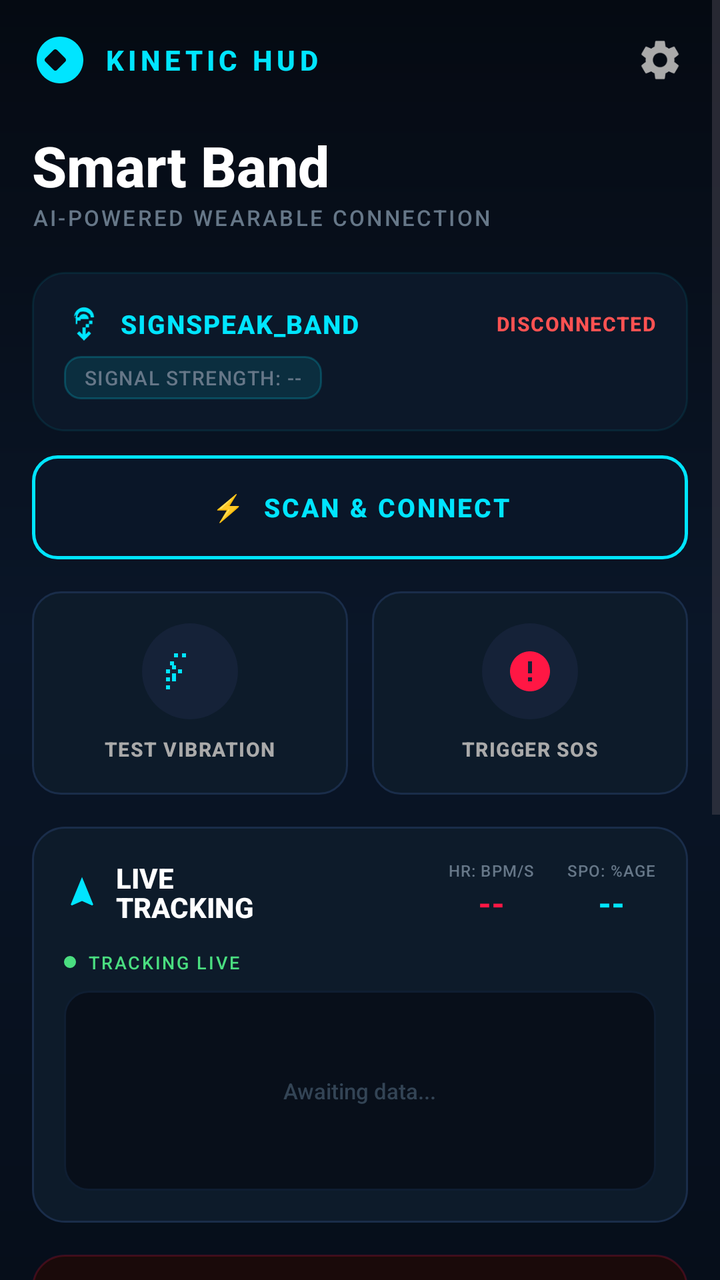
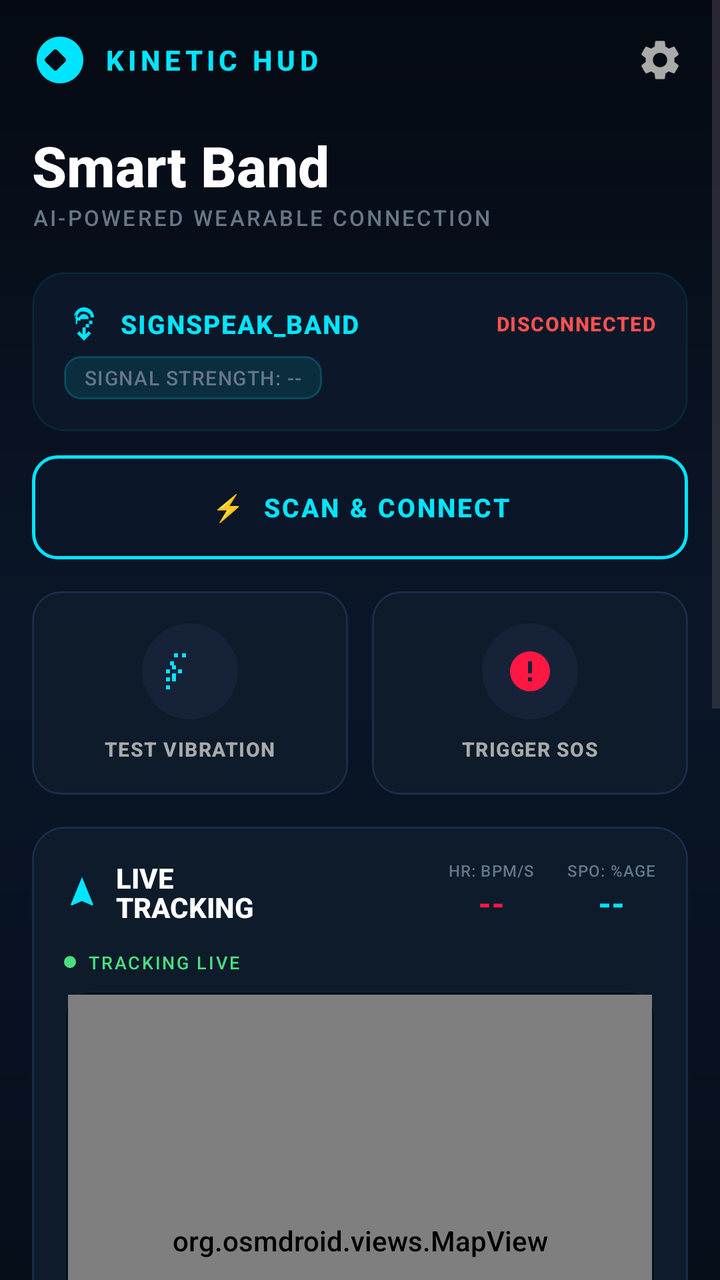

The first picture is an Android layout as it rendered before a commit; the second is the same layout after the commit. The layout source and the unified diff follow.
<!-- AndroidManifest.xml: application theme Theme.SignSpeak -->
<!-- res/layout/activity_device.xml -->
<?xml version="1.0" encoding="utf-8"?>
<ScrollView xmlns:android="http://schemas.android.com/apk/res/android"
    android:background="@drawable/bg_device_root"
    android:layout_width="match_parent"
    android:layout_height="match_parent"
    android:fillViewport="true">

    <LinearLayout
        android:orientation="vertical"
        android:padding="16dp"
        android:layout_width="match_parent"
        android:layout_height="wrap_content">

        
        <RelativeLayout
            android:layout_width="match_parent"
            android:layout_height="wrap_content"
            android:layout_marginBottom="20dp">

            <LinearLayout
                android:layout_width="wrap_content"
                android:layout_height="wrap_content"
                android:orientation="horizontal"
                android:gravity="center_vertical"
                android:layout_centerVertical="true">

                <ImageView
                    android:layout_width="28dp"
                    android:layout_height="28dp"
                    android:src="@drawable/ic_kinetic_logo"
                    android:layout_marginEnd="8dp"/>

                <TextView
                    android:text="KINETIC HUD"
                    android:textSize="14sp"
                    android:textStyle="bold"
                    android:textColor="#00E5FF"
                    android:letterSpacing="0.15"
                    android:layout_width="wrap_content"
                    android:layout_height="wrap_content"/>
            </LinearLayout>

            <ImageView
                android:layout_width="28dp"
                android:layout_height="28dp"
                android:src="@drawable/ic_settings_gear"
                android:layout_alignParentEnd="true"
                android:layout_centerVertical="true"
                android:padding="2dp"/>
        </RelativeLayout>

        
        <TextView
            android:text="Smart Band"
            android:textSize="28sp"
            android:textStyle="bold"
            android:textColor="#FFFFFF"
            android:layout_width="wrap_content"
            android:layout_height="wrap_content"/>

        <TextView
            android:text="AI-POWERED WEARABLE CONNECTION"
            android:textSize="11sp"
            android:textColor="#667788"
            android:letterSpacing="0.1"
            android:layout_marginBottom="20dp"
            android:layout_width="wrap_content"
            android:layout_height="wrap_content"/>

        
        <LinearLayout
            android:background="@drawable/bg_device_connection_card"
            android:padding="16dp"
            android:layout_marginBottom="12dp"
            android:orientation="vertical"
            android:layout_width="match_parent"
            android:layout_height="wrap_content">

            
            <LinearLayout
                android:layout_width="match_parent"
                android:layout_height="wrap_content"
                android:orientation="horizontal"
                android:gravity="center_vertical"
                android:layout_marginBottom="6dp">

                <ImageView
                    android:layout_width="20dp"
                    android:layout_height="20dp"
                    android:src="@drawable/ic_bluetooth_connected"
                    android:layout_marginEnd="8dp"/>

                <TextView
                    android:id="@+id/deviceNameText"
                    android:text="SIGNSPEAK_BAND"
                    android:textSize="13sp"
                    android:textStyle="bold"
                    android:textColor="#00E5FF"
                    android:letterSpacing="0.05"
                    android:layout_width="0dp"
                    android:layout_height="wrap_content"
                    android:layout_weight="1"/>

                <TextView
                    android:id="@+id/statusText"
                    android:text="DISCONNECTED"
                    android:textSize="10sp"
                    android:textStyle="bold"
                    android:textColor="#FF5252"
                    android:letterSpacing="0.05"
                    android:layout_width="wrap_content"
                    android:layout_height="wrap_content"/>
            </LinearLayout>

            
            <TextView
                android:id="@+id/signalStrengthText"
                android:text="SIGNAL STRENGTH: --"
                android:textSize="10sp"
                android:textColor="#667788"
                android:letterSpacing="0.05"
                android:background="@drawable/bg_device_signal_badge"
                android:paddingStart="10dp"
                android:paddingEnd="10dp"
                android:paddingTop="4dp"
                android:paddingBottom="4dp"
                android:layout_width="wrap_content"
                android:layout_height="wrap_content"/>
        </LinearLayout>

        
        <androidx.appcompat.widget.AppCompatButton
            android:id="@+id/btnConnect"
            android:text="⚡  SCAN &amp; CONNECT"
            android:textColor="#00E5FF"
            android:textSize="13sp"
            android:textStyle="bold"
            android:letterSpacing="0.08"
            android:background="@drawable/bg_device_scan_btn"
            android:layout_width="match_parent"
            android:layout_height="52dp"
            android:layout_marginBottom="16dp"
            android:stateListAnimator="@null"/>

        
        <LinearLayout
            android:layout_width="match_parent"
            android:layout_height="wrap_content"
            android:orientation="horizontal"
            android:layout_marginBottom="16dp"
            android:weightSum="2">

            
            <LinearLayout
                android:id="@+id/btnVibrate"
                android:background="@drawable/bg_device_action_btn"
                android:orientation="vertical"
                android:gravity="center"
                android:padding="16dp"
                android:layout_width="0dp"
                android:layout_height="wrap_content"
                android:layout_weight="1"
                android:layout_marginEnd="6dp"
                android:clickable="true"
                android:focusable="true">

                <FrameLayout
                    android:layout_width="48dp"
                    android:layout_height="48dp"
                    android:background="@drawable/bg_device_action_circle"
                    android:layout_marginBottom="8dp">
                    <ImageView
                        android:layout_width="24dp"
                        android:layout_height="24dp"
                        android:src="@drawable/ic_vibration"
                        android:layout_gravity="center"/>
                </FrameLayout>

                <TextView
                    android:text="TEST VIBRATION"
                    android:textSize="10sp"
                    android:textStyle="bold"
                    android:textColor="#AAAAAA"
                    android:letterSpacing="0.05"
                    android:layout_width="wrap_content"
                    android:layout_height="wrap_content"/>
            </LinearLayout>

            
            <LinearLayout
                android:id="@+id/btnSOS"
                android:background="@drawable/bg_device_action_btn"
                android:orientation="vertical"
                android:gravity="center"
                android:padding="16dp"
                android:layout_width="0dp"
                android:layout_height="wrap_content"
                android:layout_weight="1"
                android:layout_marginStart="6dp"
                android:clickable="true"
                android:focusable="true">

                <FrameLayout
                    android:layout_width="48dp"
                    android:layout_height="48dp"
                    android:background="@drawable/bg_device_action_circle"
                    android:layout_marginBottom="8dp">
                    <ImageView
                        android:layout_width="24dp"
                        android:layout_height="24dp"
                        android:src="@drawable/ic_sos"
                        android:layout_gravity="center"/>
                </FrameLayout>

                <TextView
                    android:text="TRIGGER SOS"
                    android:textSize="10sp"
                    android:textStyle="bold"
                    android:textColor="#AAAAAA"
                    android:letterSpacing="0.05"
                    android:layout_width="wrap_content"
                    android:layout_height="wrap_content"/>
            </LinearLayout>
        </LinearLayout>

        
        <LinearLayout
            android:background="@drawable/bg_device_card"
            android:padding="16dp"
            android:layout_marginBottom="16dp"
            android:orientation="vertical"
            android:layout_width="match_parent"
            android:layout_height="wrap_content">

            
            <LinearLayout
                android:layout_width="match_parent"
                android:layout_height="wrap_content"
                android:orientation="horizontal"
                android:gravity="center_vertical"
                android:layout_marginBottom="12dp">

                <ImageView
                    android:layout_width="18dp"
                    android:layout_height="18dp"
                    android:src="@drawable/ic_navigation"
                    android:layout_marginEnd="8dp"/>

                <TextView
                    android:text="LIVE\nTRACKING"
                    android:textSize="14sp"
                    android:textStyle="bold"
                    android:textColor="#FFFFFF"
                    android:lineSpacingExtra="-2sp"
                    android:layout_width="0dp"
                    android:layout_height="wrap_content"
                    android:layout_weight="1"/>

                
                <LinearLayout
                    android:layout_width="wrap_content"
                    android:layout_height="wrap_content"
                    android:orientation="vertical"
                    android:gravity="center"
                    android:layout_marginEnd="16dp">

                    <TextView
                        android:text="HR: BPM/S"
                        android:textSize="8sp"
                        android:textColor="#667788"
                        android:letterSpacing="0.05"
                        android:layout_width="wrap_content"
                        android:layout_height="wrap_content"/>

                    <TextView
                        android:id="@+id/latText"
                        android:text="--"
                        android:textSize="16sp"
                        android:textStyle="bold"
                        android:textColor="#FF1744"
                        android:layout_width="wrap_content"
                        android:layout_height="wrap_content"/>
                </LinearLayout>

                
                <LinearLayout
                    android:layout_width="wrap_content"
                    android:layout_height="wrap_content"
                    android:orientation="vertical"
                    android:gravity="center">

                    <TextView
                        android:text="SPO: %AGE"
                        android:textSize="8sp"
                        android:textColor="#667788"
                        android:letterSpacing="0.05"
                        android:layout_width="wrap_content"
                        android:layout_height="wrap_content"/>

                    <TextView
                        android:id="@+id/lonText"
                        android:text="--"
                        android:textSize="16sp"
                        android:textStyle="bold"
                        android:textColor="#00E5FF"
                        android:layout_width="wrap_content"
                        android:layout_height="wrap_content"/>
                </LinearLayout>
            </LinearLayout>

            
            <LinearLayout
                android:layout_width="wrap_content"
                android:layout_height="wrap_content"
                android:orientation="horizontal"
                android:gravity="center_vertical"
                android:layout_marginBottom="8dp">

                <View
                    android:layout_width="6dp"
                    android:layout_height="6dp"
                    android:background="@drawable/bg_device_live_dot"
                    android:layout_marginEnd="6dp"/>

                <TextView
                    android:text="TRACKING LIVE"
                    android:textSize="9sp"
                    android:textColor="#4ADE80"
                    android:letterSpacing="0.1"
                    android:layout_width="wrap_content"
                    android:layout_height="wrap_content"/>
            </LinearLayout>

            
            <FrameLayout
                android:background="@drawable/bg_device_graph_area"
                android:layout_width="match_parent"
                android:layout_height="100dp">

                <TextView
                    android:id="@+id/lastMessageText"
                    android:text="Awaiting data..."
                    android:textSize="11sp"
                    android:textColor="#334455"
                    android:layout_gravity="center"
                    android:layout_width="wrap_content"
                    android:layout_height="wrap_content"/>
            </FrameLayout>
        </LinearLayout>

        
        <LinearLayout
            android:background="@drawable/bg_device_sos_card"
            android:padding="20dp"
            android:layout_marginBottom="16dp"
            android:orientation="vertical"
            android:gravity="center"
            android:layout_width="match_parent"
            android:layout_height="wrap_content">

            <FrameLayout
                android:layout_width="64dp"
                android:layout_height="64dp"
                android:background="@drawable/bg_device_sos_circle"
                android:layout_marginBottom="12dp">
                <ImageView
                    android:layout_width="28dp"
                    android:layout_height="28dp"
                    android:src="@drawable/ic_sos"
                    android:layout_gravity="center"/>
            </FrameLayout>

            <TextView
                android:text="SEND SOS ALERT"
                android:textSize="14sp"
                android:textStyle="bold"
                android:textColor="#FF1744"
                android:letterSpacing="0.08"
                android:layout_marginBottom="4dp"
                android:layout_width="wrap_content"
                android:layout_height="wrap_content"/>

            <TextView
                android:text="NOTIFIES EMERGENCY CONTACTS &amp;\nLOCAL AUTHORITIES"
                android:textSize="10sp"
                android:textColor="#667788"
                android:letterSpacing="0.05"
                android:gravity="center"
                android:lineSpacingExtra="2sp"
                android:layout_width="wrap_content"
                android:layout_height="wrap_content"/>
        </LinearLayout>

        
        <TextView
            android:text="DEVICE METRICS"
            android:textSize="11sp"
            android:textStyle="bold"
            android:textColor="#667788"
            android:letterSpacing="0.12"
            android:layout_marginBottom="12dp"
            android:layout_width="wrap_content"
            android:layout_height="wrap_content"/>

        
        <LinearLayout
            android:layout_width="match_parent"
            android:layout_height="wrap_content"
            android:orientation="horizontal"
            android:layout_marginBottom="8dp"
            android:weightSum="2">

            
            <LinearLayout
                android:background="@drawable/bg_device_metric_card"
                android:orientation="horizontal"
                android:gravity="center_vertical"
                android:padding="14dp"
                android:layout_width="0dp"
                android:layout_height="wrap_content"
                android:layout_weight="1"
                android:layout_marginEnd="4dp">

                <ImageView
                    android:layout_width="20dp"
                    android:layout_height="20dp"
                    android:src="@drawable/ic_battery"
                    android:layout_marginEnd="10dp"/>

                <LinearLayout
                    android:orientation="vertical"
                    android:layout_width="wrap_content"
                    android:layout_height="wrap_content">

                    <TextView
                        android:text="POWER CELL"
                        android:textSize="8sp"
                        android:textColor="#667788"
                        android:letterSpacing="0.08"
                        android:layout_width="wrap_content"
                        android:layout_height="wrap_content"/>

                    <LinearLayout
                        android:orientation="horizontal"
                        android:gravity="center_vertical"
                        android:layout_width="wrap_content"
                        android:layout_height="wrap_content">

                        <TextView
                            android:text="Battery:"
                            android:textSize="11sp"
                            android:textColor="#AAAAAA"
                            android:layout_marginEnd="4dp"
                            android:layout_width="wrap_content"
                            android:layout_height="wrap_content"/>

                        <TextView
                            android:id="@+id/batteryText"
                            android:text="88%"
                            android:textSize="16sp"
                            android:textStyle="bold"
                            android:textColor="#4ADE80"
                            android:layout_width="wrap_content"
                            android:layout_height="wrap_content"/>
                    </LinearLayout>
                </LinearLayout>
            </LinearLayout>

            
            <LinearLayout
                android:background="@drawable/bg_device_metric_card"
                android:orientation="horizontal"
                android:gravity="center_vertical"
                android:padding="14dp"
                android:layout_width="0dp"
                android:layout_height="wrap_content"
                android:layout_weight="1"
                android:layout_marginStart="4dp">

                <ImageView
                    android:layout_width="20dp"
                    android:layout_height="20dp"
                    android:src="@drawable/ic_signal"
                    android:layout_marginEnd="10dp"/>

                <LinearLayout
                    android:orientation="vertical"
                    android:layout_width="wrap_content"
                    android:layout_height="wrap_content">

                    <TextView
                        android:text="SIGNAL LATENCY"
                        android:textSize="8sp"
                        android:textColor="#667788"
                        android:letterSpacing="0.08"
                        android:layout_width="wrap_content"
                        android:layout_height="wrap_content"/>

                    <TextView
                        android:id="@+id/latencyText"
                        android:text="12ms"
                        android:textSize="16sp"
                        android:textStyle="bold"
                        android:textColor="#FFAB40"
                        android:layout_width="wrap_content"
                        android:layout_height="wrap_content"/>
                </LinearLayout>
            </LinearLayout>
        </LinearLayout>

        
        <LinearLayout
            android:background="@drawable/bg_device_metric_card"
            android:orientation="horizontal"
            android:gravity="center_vertical"
            android:padding="14dp"
            android:layout_width="match_parent"
            android:layout_height="wrap_content"
            android:layout_marginBottom="24dp">

            <ImageView
                android:layout_width="20dp"
                android:layout_height="20dp"
                android:src="@drawable/ic_uptime"
                android:layout_marginEnd="10dp"/>

            <LinearLayout
                android:orientation="vertical"
                android:layout_width="wrap_content"
                android:layout_height="wrap_content">

                <TextView
                    android:text="UPTIME"
                    android:textSize="8sp"
                    android:textColor="#667788"
                    android:letterSpacing="0.08"
                    android:layout_width="wrap_content"
                    android:layout_height="wrap_content"/>

                <TextView
                    android:id="@+id/uptimeText"
                    android:text="14h 22m"
                    android:textSize="16sp"
                    android:textStyle="bold"
                    android:textColor="#00E5FF"
                    android:layout_width="wrap_content"
                    android:layout_height="wrap_content"/>
            </LinearLayout>
        </LinearLayout>

    </LinearLayout>
</ScrollView>
<!-- resources referenced by this layout -->
<resources>
  <!-- drawable bg_device_action_btn (drawable) -->
  <?xml version="1.0" encoding="utf-8"?>
  <shape xmlns:android="http://schemas.android.com/apk/res/android"
      android:shape="rectangle">
      <solid android:color="#0D1B2A"/>
      <corners android:radius="14dp"/>
      <stroke android:width="1dp" android:color="#1A2D4A"/>
  </shape>
  <!-- drawable bg_device_action_circle (drawable) -->
  <?xml version="1.0" encoding="utf-8"?>
  <shape xmlns:android="http://schemas.android.com/apk/res/android"
      android:shape="oval">
      <solid android:color="#152238"/>
      <size android:width="48dp" android:height="48dp"/>
  </shape>
  <!-- drawable bg_device_card (drawable) -->
  <?xml version="1.0" encoding="utf-8"?>
  <shape xmlns:android="http://schemas.android.com/apk/res/android"
      android:shape="rectangle">
      <solid android:color="#0D1B2A"/>
      <corners android:radius="16dp"/>
      <stroke android:width="1dp" android:color="#1A2D4A"/>
  </shape>
  <!-- drawable bg_device_graph_area (drawable) -->
  <?xml version="1.0" encoding="utf-8"?>
  <shape xmlns:android="http://schemas.android.com/apk/res/android"
      android:shape="rectangle">
      <solid android:color="#080F1A"/>
      <corners android:radius="12dp"/>
      <stroke android:width="1dp" android:color="#0F1E32"/>
  </shape>
  <!-- drawable bg_device_live_dot (drawable) -->
  <?xml version="1.0" encoding="utf-8"?>
  <shape xmlns:android="http://schemas.android.com/apk/res/android"
      android:shape="oval">
      <solid android:color="#4ADE80"/>
      <size android:width="8dp" android:height="8dp"/>
  </shape>
  <!-- drawable bg_device_metric_card (drawable) -->
  <?xml version="1.0" encoding="utf-8"?>
  <shape xmlns:android="http://schemas.android.com/apk/res/android"
      android:shape="rectangle">
      <solid android:color="#0A1220"/>
      <corners android:radius="12dp"/>
      <stroke android:width="1dp" android:color="#152238"/>
  </shape>
  <!-- drawable bg_device_scan_btn (drawable) -->
  <?xml version="1.0" encoding="utf-8"?>
  <shape xmlns:android="http://schemas.android.com/apk/res/android"
      android:shape="rectangle">
      <solid android:color="#0A1628"/>
      <corners android:radius="12dp"/>
      <stroke android:width="1.5dp" android:color="#00E5FF"/>
  </shape>
  <!-- drawable bg_device_sos_card (drawable) -->
  <?xml version="1.0" encoding="utf-8"?>
  <shape xmlns:android="http://schemas.android.com/apk/res/android"
      android:shape="rectangle">
      <solid android:color="#1A0A0A"/>
      <corners android:radius="16dp"/>
      <stroke android:width="1dp" android:color="#33FF1744"/>
  </shape>
  <!-- drawable bg_device_sos_circle (drawable) -->
  <?xml version="1.0" encoding="utf-8"?>
  <shape xmlns:android="http://schemas.android.com/apk/res/android"
      android:shape="oval">
      <solid android:color="#33FF1744"/>
      <size android:width="64dp" android:height="64dp"/>
  </shape>
  <style name="Theme.SignSpeak" parent="Base.Theme.SignSpeak" />
  <color name="colorPrimary">#6366F1</color>
  <color name="colorOnPrimary">#0B1120</color>
  <color name="colorPrimaryContainer">#3730A3</color>
  <color name="colorSecondary">#3B82F6</color>
  <color name="colorBackground">#0B1120</color>
  <color name="colorOnSurface">#F8FAFC</color>
  <color name="colorSurfaceVariant">#1E293B</color>
  <color name="colorOnSurfaceVariant">#818CF8</color>
  <color name="colorOutline">#475569</color>
  <!-- unchanged entries left out for length: 13 -->
</resources>

<!-- the commit's change to res/layout/activity_device.xml (unified diff, before → after) -->
@@ -1,9 +1,14 @@
 <?xml version="1.0" encoding="utf-8"?>
-<ScrollView xmlns:android="http://schemas.android.com/apk/res/android"
-    android:background="@drawable/bg_device_root"
+<RelativeLayout xmlns:android="http://schemas.android.com/apk/res/android"
     android:layout_width="match_parent"
     android:layout_height="match_parent"
-    android:fillViewport="true">
+    android:background="@drawable/bg_device_root">
+
+    <ScrollView
+        android:id="@+id/mainScrollView"
+        android:layout_width="match_parent"
+        android:layout_height="match_parent"
+        android:fillViewport="true">
 
     <LinearLayout
         android:orientation="vertical"
@@ -31,6 +36,7 @@
                     android:layout_marginEnd="8dp"/>
 
                 <TextView
+                    android:id="@+id/tvHiddenTrigger"
                     android:text="KINETIC HUD"
                     android:textSize="14sp"
                     android:textStyle="bold"
@@ -335,14 +341,23 @@
             <FrameLayout
                 android:background="@drawable/bg_device_graph_area"
                 android:layout_width="match_parent"
-                android:layout_height="100dp">
+                android:layout_height="250dp">
+
+                <org.osmdroid.views.MapView
+                    android:id="@+id/mapView"
+                    android:layout_margin="2dp"
+                    android:layout_width="match_parent"
+                    android:layout_height="match_parent"/>
 
                 <TextView
                     android:id="@+id/lastMessageText"
-                    android:text="Awaiting data..."
+                    android:text="Awaiting GPS data..."
                     android:textSize="11sp"
-                    android:textColor="#334455"
-                    android:layout_gravity="center"
+                    android:textColor="#FFFFFF"
+                    android:background="#88000000"
+                    android:padding="6dp"
+                    android:layout_gravity="bottom|center_horizontal"
+                    android:layout_marginBottom="8dp"
                     android:layout_width="wrap_content"
                     android:layout_height="wrap_content"/>
             </FrameLayout>
@@ -549,4 +564,38 @@
         </LinearLayout>
 
     </LinearLayout>
-</ScrollView>
+    </ScrollView>
+
+    
+    <RelativeLayout
+        android:id="@+id/fullScreenMapContainer"
+        android:layout_width="match_parent"
+        android:layout_height="match_parent"
+        android:visibility="gone"
+        android:elevation="10dp"
+        android:background="#050A12">
+
+        <org.osmdroid.views.MapView
+            android:id="@+id/mapViewFullScreen"
+            android:layout_width="match_parent"
+            android:layout_height="match_parent"/>
+
+        
+        <FrameLayout
+            android:id="@+id/btnExitFullScreen"
+            android:layout_width="48dp"
+            android:layout_height="48dp"
+            android:layout_margin="16dp"
+            android:layout_alignParentStart="true"
+            android:layout_alignParentTop="true"
+            android:background="@drawable/bg_device_action_circle"
+            android:clickable="true"
+            android:focusable="true">
+            <ImageView
+                android:layout_width="24dp"
+                android:layout_height="24dp"
+                android:src="@drawable/ic_back_arrow"
+                android:layout_gravity="center"/>
+        </FrameLayout>
+    </RelativeLayout>
+</RelativeLayout>
<!-- resource entries referenced after the edit -->
@@ -69,6 +69,16 @@
       <solid android:color="#33FF1744"/>
       <size android:width="64dp" android:height="64dp"/>
   </shape>
+  <!-- drawable ic_back_arrow (drawable) -->
+  <vector xmlns:android="http://schemas.android.com/apk/res/android"
+      android:width="24dp"
+      android:height="24dp"
+      android:viewportWidth="24.0"
+      android:viewportHeight="24.0">
+      <path
+          android:fillColor="#FFFFFF"
+          android:pathData="M20,11H7.83l5.59,-5.59L12,4l-8,8l8,8l1.41,-1.41L7.83,13H20v-2z"/>
+  </vector>
   <style name="Theme.SignSpeak" parent="Base.Theme.SignSpeak" />
   <color name="colorPrimary">#6366F1</color>
   <color name="colorOnPrimary">#0B1120</color>
